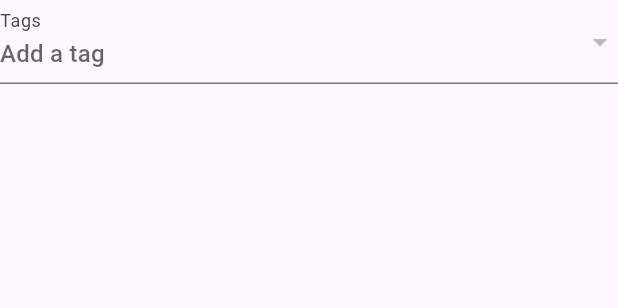
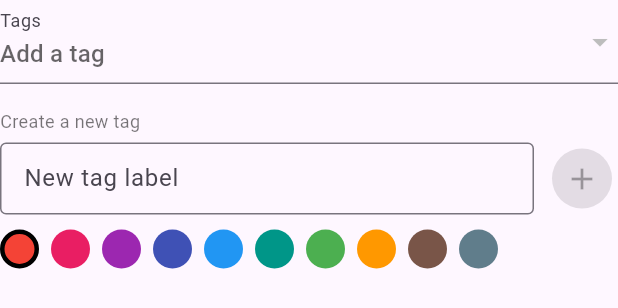
Before and after one commit to Kroonszq/software_for_nature, a Flutter app: the EventTagsField widget shown alone on an empty page, opened directly, on a phone screen of 412 x 824 dp. Shown: the top 308 px of the screen. Run offline on Flutter 3.47's test engine with Material 3 defaults, Android fonts, the phone set to English and light mode, and no system bars; our stand-ins replace bloc, bloc_concurrency, csv, file_picker, fl_chart, flutter_bloc and 3 more; missing offline and left inert: flutter_map_marker_cluster; accounts and stored records are empty.

Commit message:
Fix some bugs

```diff
--- a/lib/logic/bloc/event_form_bloc/event_form_bloc.dart
+++ b/lib/logic/bloc/event_form_bloc/event_form_bloc.dart
@@ -36,6 +36,7 @@ class EventFormBloc extends Bloc<EventFormBlocEvent, EventFormBlocState> {
             selectedTags: state.selectedTags.where((t) => t != e.tag).toList(),
           ),
         ));
+    on<TagCreated>(_onTagCreated);
     on<TitleChanged>((e, emit) => emit(state.copyWith(title: e.title)));
     on<DescriptionChanged>((e, emit) => emit(state.copyWith(description: e.description)));
     on<CategorySelected>((e, emit) => emit(state.copyWith(categoryId: e.categoryId)));
@@ -77,6 +78,39 @@ class EventFormBloc extends Bloc<EventFormBlocEvent, EventFormBlocState> {
   Future<void> _onCategoriesRequested(CategoriesRequested event, Emitter<EventFormBlocState> emit) async {
     final categories = await _categoryService.getAllCategories();
     emit(state.copyWith(categories: categories));
+  }
+
+  /// Adds a freshly created tag to the selection. A tag is considered to
+  /// already exist when another tag shares its label (case-insensitive); in
+  /// that case the existing tag is reused so we never store duplicates.
+  void _onTagCreated(TagCreated event, Emitter<EventFormBlocState> emit) {
+    final label = event.tag.label.trim();
+    if (label.isEmpty) {
+      return;
+    }
+
+    bool sameLabel(Tag tag) => tag.label.toLowerCase() == label.toLowerCase();
+
+    // Already selected: nothing to do.
+    if (state.selectedTags.any(sameLabel)) {
+      return;
+    }
+
+    // Reuse an existing available tag with the same label, otherwise use the
+    // new one and remember it as available too.
+    final existing = state.availableTags.where(sameLabel).toList();
+    final tag = existing.isNotEmpty
+        ? existing.first
+        : Tag(label: label, color: event.tag.color);
+
+    final availableTags = existing.isNotEmpty
+        ? state.availableTags
+        : [...state.availableTags, tag];
+
+    emit(state.copyWith(
+      availableTags: availableTags,
+      selectedTags: [...state.selectedTags, tag],
+    ));
   }
 
   Future<void> _onTagsRequested(TagsRequested event, Emitter<EventFormBlocState> emit) async {
--- a/lib/logic/bloc/event_form_bloc/event_form_bloc_event.dart
+++ b/lib/logic/bloc/event_form_bloc/event_form_bloc_event.dart
@@ -15,6 +15,13 @@ final class TagSelected extends EventFormBlocEvent {
 final class TagDeselected extends EventFormBlocEvent {
   final Tag tag;
   TagDeselected(this.tag);
+}
+
+/// Creates a brand new tag (label + colour) and selects it. If a tag with the
+/// same label already exists it is reused instead of creating a duplicate.
+final class TagCreated extends EventFormBlocEvent {
+  final Tag tag;
+  TagCreated(this.tag);
 }
 
 final class TitleChanged extends EventFormBlocEvent {
--- a/lib/logic/bloc/timeline/timelines_wrapper_bloc.dart
+++ b/lib/logic/bloc/timeline/timelines_wrapper_bloc.dart
@@ -88,6 +88,8 @@ class TimeLinesWrapperBloc extends Bloc<TimeLinesWrapperEvent, TimeLinesWrapperS
         timelineScrollers: timelineScrollers,
         axisScrollController: ScrollController(),
         timelineOrder: grouppedEvents.keys.toList(),
+        filterStart: _startDate,
+        filterEnd: _endDate,
       ),
     );
   }
--- a/lib/logic/services/category_service.dart
+++ b/lib/logic/services/category_service.dart
@@ -2,8 +2,11 @@
 import 'package:software_for_nature/data/models/category.dart';
 import 'package:software_for_nature/data/models/event_post.dart';
 import 'package:software_for_nature/data/models/event_query.dart';
+import 'package:software_for_nature/data/models/group.dart';
+import 'package:software_for_nature/data/models/user.dart';
 import 'package:software_for_nature/data/repositories/interfaces/category_repository_interface.dart';
 import 'package:software_for_nature/data/repositories/interfaces/event_post_repository_interface.dart';
+import 'package:software_for_nature/data/repositories/interfaces/group_repository_interface.dart';
 import 'package:software_for_nature/data/repositories/interfaces/user_repository_interface.dart';
 import 'package:software_for_nature/logic/services/interfaces/category_service_interface.dart';
 
@@ -11,9 +14,29 @@ final class CategoryService  implements CategoryServiceInterface {
   final EventPostRepositoryInterface _eventPostRepository;
   final CategoryRepositoryInterface _categoryRepository;
   final UserRepositoryInterface _userRepository;
+  final GroupRepositoryInterface _groupRepository;
 
-  const CategoryService({required this._eventPostRepository, required this._categoryRepository, required this._userRepository});
+  const CategoryService({required this._eventPostRepository, required this._categoryRepository, required this._userRepository, required this._groupRepository});
 
+  /// The set of category ids the current user may view, derived from the
+  /// categories granted by every group the user belongs to. A user that is no
+  /// longer in a group loses access to that group's categories.
+  Future<Set<String>> _viewableCategoryIds() async {
+    final users = await _userRepository.getAll() ?? const <User>[];
+    if (users.isEmpty) {
+      return const <String>{};
+    }
+
+    // The "current" user is the first one, matching getCurrentUser() and the
+    // way new events are attributed.
+    final currentUser = users.first;
+
+    final groups = await _groupRepository.getAll() ?? const <Group>[];
+    return {
+      for (final group in groups)
+        if (currentUser.groupIds.contains(group.id)) ...group.categoryIds,
+    };
+  }
 
   @override
   Future<List<Category>> getAllCategories() async {
@@ -22,11 +45,15 @@ final class CategoryService  implements CategoryServiceInterface {
       return const <Category>[];
     }
 
-    for (final c in categories){
+    // Only expose the categories the current user has access to through groups.
+    final viewableIds = await _viewableCategoryIds();
+    final scoped = categories.where((c) => viewableIds.contains(c.id)).toList();
+
+    for (final c in scoped){
       c.events = await _eventPostRepository.getAllByCategoryId(c.id) ?? const <EventPost>[];
     }
 
-    return categories;
+    return scoped;
   }
 
   @override
@@ -36,9 +63,11 @@ final class CategoryService  implements CategoryServiceInterface {
       return const <Category>[];
     }
 
-    var scoped = categories;
+    // Start from the categories the current user is allowed to view.
+    final viewableIds = await _viewableCategoryIds();
+    var scoped = categories.where((c) => viewableIds.contains(c.id)).toList();
     if(query.categoryIds != null && query.categoryIds!.isNotEmpty){
-      scoped = categories.where((c) => query.categoryIds!.contains(c.id)).toList();
+      scoped = scoped.where((c) => query.categoryIds!.contains(c.id)).toList();
     }
 
     for (final c in scoped) {
--- a/lib/main.dart
+++ b/lib/main.dart
@@ -102,6 +102,7 @@ class MyApp extends StatelessWidget {
             eventPostRepository: context.read<EventPostRepositoryInterface>(),
             categoryRepository: context.read<CategoryRepositoryInterface>(),
             userRepository: context.read<UserRepositoryInterface>(),
+            groupRepository: context.read<GroupRepositoryInterface>(),
           ),
         ),
         RepositoryProvider<GroupServiceInterface>(
--- a/lib/presentation/widgets/event/form/event_tags_field.dart
+++ b/lib/presentation/widgets/event/form/event_tags_field.dart
@@ -3,8 +3,45 @@ import 'package:flutter_bloc/flutter_bloc.dart';
 import 'package:software_for_nature/data/models/tag.dart';
 import 'package:software_for_nature/logic/bloc/event_form_bloc/event_form_bloc.dart';
 
-class EventTagsField extends StatelessWidget {
+class EventTagsField extends StatefulWidget {
   const EventTagsField({super.key});
+
+  @override
+  State<EventTagsField> createState() => _EventTagsFieldState();
+}
+
+class _EventTagsFieldState extends State<EventTagsField> {
+  /// Colour choices for a brand new tag, matching the palette used elsewhere.
+  static const List<Color> _palette = [
+    Color(0xFFF44336),
+    Color(0xFFE91E63),
+    Color(0xFF9C27B0),
+    Color(0xFF3F51B5),
+    Color(0xFF2196F3),
+    Color(0xFF009688),
+    Color(0xFF4CAF50),
+    Color(0xFFFF9800),
+    Color(0xFF795548),
+    Color(0xFF607D8B),
+  ];
+
+  final TextEditingController _labelController = TextEditingController();
+  Color _color = _palette.first;
+
+  @override
+  void dispose() {
+    _labelController.dispose();
+    super.dispose();
+  }
+
+  void _createTag() {
+    final label = _labelController.text.trim();
+    if (label.isEmpty) return;
+
+    context.read<EventFormBloc>().add(TagCreated(Tag(label: label, color: _color)));
+    _labelController.clear();
+    setState(() {}); // refresh the add button's enabled state
+  }
 
   @override
   Widget build(BuildContext context) {
@@ -63,9 +100,76 @@ class EventTagsField extends StatelessWidget {
                 }).toList(),
               ),
             ],
+            const SizedBox(height: 16),
+            _buildCreateTag(),
           ],
         );
       },
     );
   }
+
+  /// Lets the user type a new tag label, pick a colour and add it. The bloc
+  /// reuses an existing tag if the label already exists.
+  Widget _buildCreateTag() {
+    final canAdd = _labelController.text.trim().isNotEmpty;
+
+    return Column(
+      crossAxisAlignment: CrossAxisAlignment.start,
+      children: [
+        const Text(
+          'Create a new tag',
+          style: TextStyle(color: Colors.black54, fontSize: 12),
+        ),
+        const SizedBox(height: 6),
+        Row(
+          children: [
+            Expanded(
+              child: TextField(
+                controller: _labelController,
+                decoration: const InputDecoration(
+                  hintText: 'New tag label',
+                  isDense: true,
+                  border: OutlineInputBorder(),
+                ),
+                textInputAction: TextInputAction.done,
+                onChanged: (_) => setState(() {}),
+                onSubmitted: (_) => _createTag(),
+              ),
+            ),
+            const SizedBox(width: 8),
+            IconButton.filled(
+              icon: const Icon(Icons.add),
+              tooltip: 'Add tag',
+              onPressed: canAdd ? _createTag : null,
+            ),
+          ],
+        ),
+        const SizedBox(height: 10),
+        Wrap(
+          spacing: 8,
+          runSpacing: 8,
+          children: [
+            for (final color in _palette)
+              GestureDetector(
+                onTap: () => setState(() => _color = color),
+                child: Container(
+                  width: 26,
+                  height: 26,
+                  decoration: BoxDecoration(
+                    color: color,
+                    shape: BoxShape.circle,
+                    border: Border.all(
+                      color: _color.toARGB32() == color.toARGB32()
+                          ? Colors.black
+                          : Colors.transparent,
+                      width: 3,
+                    ),
+                  ),
+                ),
+              ),
+          ],
+        ),
+      ],
+    );
+  }
 }
```
Also changed, not shown: lib/logic/bloc/map/map_bloc.dart (+5 -5 lines), lib/logic/bloc/timeline/timelines_wrapper_state.dart (+25 -2 lines), lib/presentation/widgets/event/event_panel.dart (+49 -23 lines), lib/presentation/widgets/filter.dart (+11 -5 lines), lib/presentation/widgets/timeline/timeline_view.dart (+37 -17 lines).
